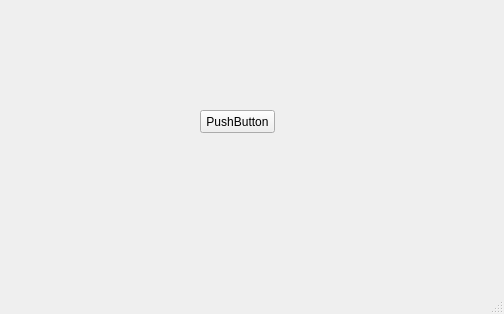
Above: Linking/mainwindow.ui from mushfiqur11/Game-Tracker before the change. Below: the same form after it.
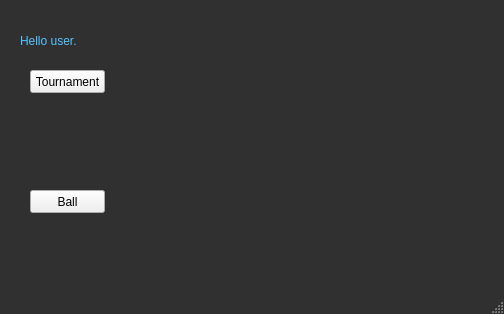
That is the form after the change.

Commit message: Class included with balls

The edit to the form file:
```diff
--- a/Linking/mainwindow.ui
+++ b/Linking/mainwindow.ui
@@ -13,18 +13,74 @@
   <property name="windowTitle">
    <string>MainWindow</string>
   </property>
+  <property name="styleSheet">
+   <string notr="true">QMainWindow{
+	background-color: rgb(48, 48, 48);
+	
+}
+QLabel{
+	font: 75 12pt &quot;MS Shell Dlg 2&quot;;
+	color: white;
+	
+}
+QGroupBox{
+	font: 75 8pt &quot;MS Shell Dlg 2&quot;;
+	color: white;
+	border-radius: 10px;
+	border: 2px solid rgb(220, 220, 220);
+
+}
+
+</string>
+  </property>
   <widget class="QWidget" name="centralwidget">
    <widget class="QPushButton" name="pushButton">
     <property name="geometry">
      <rect>
-      <x>200</x>
-      <y>110</y>
+      <x>30</x>
+      <y>190</y>
       <width>75</width>
       <height>23</height>
      </rect>
     </property>
     <property name="text">
-     <string>PushButton</string>
+     <string>Ball</string>
+    </property>
+   </widget>
+   <widget class="QLabel" name="label">
+    <property name="geometry">
+     <rect>
+      <x>20</x>
+      <y>20</y>
+      <width>141</width>
+      <height>41</height>
+     </rect>
+    </property>
+    <property name="styleSheet">
+     <string notr="true">QLabel{
+	color: rgb(85, 196, 255);
+
+	font: 12pt &quot;Comic Sans MS&quot;;
+}</string>
+    </property>
+    <property name="text">
+     <string>Hello user.</string>
+    </property>
+   </widget>
+   <widget class="QPushButton" name="pushButton_2">
+    <property name="geometry">
+     <rect>
+      <x>30</x>
+      <y>70</y>
+      <width>75</width>
+      <height>23</height>
+     </rect>
+    </property>
+    <property name="text">
+     <string>Tournament</string>
+    </property>
+    <property name="checked">
+     <bool>false</bool>
     </property>
    </widget>
   </widget>
```
The commit also changes 11 other files.
